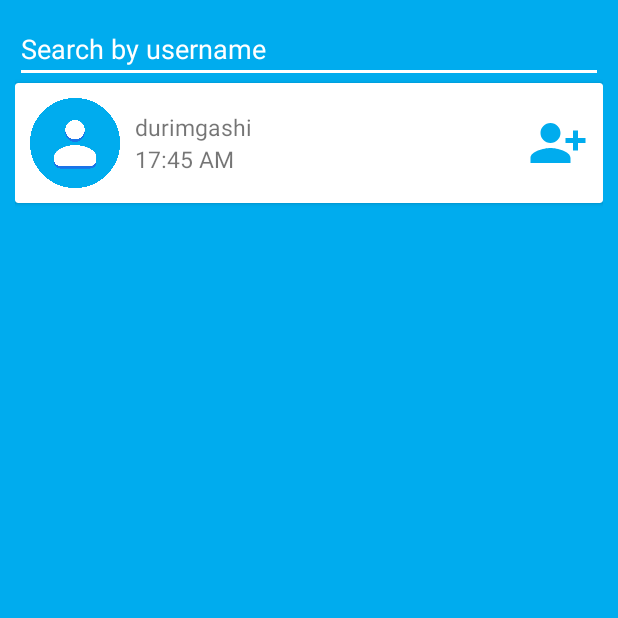
After one commit to durimgashi/CallApp, an Android app: the AddContactActivity screen opened directly, with no data from a screen before it, on a phone screen of 412 x 824 dp, the top half of it. The commit adds this screen. Run offline under Robolectric (Android 15) with nearby library versions, the phone set to English and light mode, and no system bars.

Commit message:
Created add contact page

```diff
--- a/app/src/main/AndroidManifest.xml
+++ b/app/src/main/AndroidManifest.xml
@@ -7,7 +7,7 @@
     <uses-permission android:name="android.permission.RECORD_AUDIO" />
     <uses-permission android:name="android.permission.INTERNET" />
     <uses-permission android:name="android.permission.MODIFY_AUDIO_SETTINGS" />
-    <uses-permission android:name="android.permission.VIBRATE"/>
+    <uses-permission android:name="android.permission.VIBRATE" />
 
     <application
         android:allowBackup="true"
@@ -17,7 +17,8 @@
         android:supportsRtl="true"
         android:theme="@style/Theme.TemaDiplomes.NoActionBar"
         android:usesCleartextTraffic="true">
-        <activity android:name=".VideoCallActivity"></activity>
+        <activity android:name=".AddContactActivity"></activity>
+        <activity android:name=".VideoCallActivity" />
         <activity android:name=".ContactsActivity" />
         <activity android:name=".SignUpActivity" />
         <activity android:name=".MainActivity">
--- /dev/null
+++ b/app/src/main/java/com/fiek/temadiplomes/AddContactActivity.java
@@ -0,0 +1,14 @@
+package com.fiek.temadiplomes;
+
+import androidx.appcompat.app.AppCompatActivity;
+
+import android.os.Bundle;
+
+public class AddContactActivity extends AppCompatActivity {
+
+    @Override
+    protected void onCreate(Bundle savedInstanceState) {
+        super.onCreate(savedInstanceState);
+        setContentView(R.layout.addcontact_layout);
+    }
+}
--- /dev/null
+++ b/app/src/main/res/drawable/ic_addcontact.xml
@@ -0,0 +1,5 @@
+<vector android:height="30dp" android:tint="#00ACEE"
+    android:viewportHeight="24" android:viewportWidth="24"
+    android:width="30dp" xmlns:android="http://schemas.android.com/apk/res/android">
+    <path android:fillColor="@android:color/white" android:pathData="M13,8c0,-2.21 -1.79,-4 -4,-4S5,5.79 5,8s1.79,4 4,4S13,10.21 13,8zM15,10v2h3v3h2v-3h3v-2h-3V7h-2v3H15zM1,18v2h16v-2c0,-2.66 -5.33,-4 -8,-4S1,15.34 1,18z"/>
+</vector>
--- /dev/null
+++ b/app/src/main/res/drawable/ic_available.xml
@@ -0,0 +1,5 @@
+<vector android:height="10dp" android:tint="#00ACEE"
+    android:viewportHeight="24" android:viewportWidth="24"
+    android:width="10dp" xmlns:android="http://schemas.android.com/apk/res/android">
+    <path android:fillColor="@android:color/white" android:pathData="M12,12m-10,0a10,10 0,1 1,20 0a10,10 0,1 1,-20 0"/>
+</vector>
--- /dev/null
+++ b/app/src/main/res/drawable/ic_unavailable.xml
@@ -0,0 +1,5 @@
+<vector android:height="10dp" android:tint="#EE0004"
+    android:viewportHeight="24" android:viewportWidth="24"
+    android:width="10dp" xmlns:android="http://schemas.android.com/apk/res/android">
+    <path android:fillColor="@android:color/white" android:pathData="M12,12m-10,0a10,10 0,1 1,20 0a10,10 0,1 1,-20 0"/>
+</vector>
--- a/app/src/main/res/layout-v21/contacts_layout.xml
+++ b/app/src/main/res/layout-v21/contacts_layout.xml
@@ -96,7 +96,7 @@
                 android:background="@color/twitterBlue"
                 android:gravity="center|right">
                 <EditText
-                    android:id="@+id/editMobileNo"
+                    android:id="@+id/searchBar"
                     android:layout_width="match_parent"
                     android:layout_height="40dp"
                     android:layout_margin="5dp"
--- /dev/null
+++ b/app/src/main/res/layout/addcontact_layout.xml
@@ -0,0 +1,29 @@
+<?xml version="1.0" encoding="utf-8"?>
+<LinearLayout xmlns:android="http://schemas.android.com/apk/res/android"
+    xmlns:app="http://schemas.android.com/apk/res-auto"
+    xmlns:tools="http://schemas.android.com/tools"
+    android:layout_width="match_parent"
+    android:layout_height="match_parent"
+    tools:context=".AddContactActivity"
+    android:orientation="vertical"
+    android:background="@color/twitterBlue"
+    android:padding="10dp">
+    <EditText
+        android:id="@+id/usernameAdd"
+        android:layout_width="match_parent"
+        android:layout_height="wrap_content"
+        android:autofillHints=""
+        android:backgroundTint="@color/white"
+        android:hint="@string/search_by_username"
+        android:imeOptions="actionNext"
+        android:inputType="text"
+        android:textColor="@color/white"
+        android:textColorHint="@color/white"
+        android:textCursorDrawable="@color/white" />
+
+    <androidx.cardview.widget.CardView
+        android:layout_width="match_parent"
+        android:layout_height="wrap_content">
+        <include layout="@layout/contact_add"/>
+    </androidx.cardview.widget.CardView>
+</LinearLayout>
--- /dev/null
+++ b/app/src/main/res/layout/contact_add.xml
@@ -0,0 +1,44 @@
+<?xml version="1.0" encoding="utf-8"?>
+<LinearLayout
+    xmlns:android="http://schemas.android.com/apk/res/android"
+    android:layout_width="match_parent"
+    android:layout_height="wrap_content"
+    android:orientation="horizontal"
+    android:padding="10dp">
+    <ImageView android:id="@+id/catch_image"
+        android:layout_width="60dip"
+        android:layout_height="60dip"
+        android:contentDescription="@string/todo"
+        android:src="@drawable/contact_icon"/>
+    <LinearLayout
+        android:layout_width="180dp"
+        android:layout_height="wrap_content"
+        android:orientation="vertical"
+        android:layout_gravity="center"
+        android:paddingLeft="10dp">
+        <TextView
+            android:id="@+id/username"
+            android:layout_width="fill_parent"
+            android:layout_height="wrap_content"
+            android:textSize="15sp"
+            android:text="durimgashi"/>
+        <TextView
+            android:id="@+id/calltime"
+            android:layout_width="fill_parent"
+            android:layout_height="wrap_content"
+            android:textSize="15sp"
+            android:text="17:45 AM"/>
+    </LinearLayout>
+    <RelativeLayout android:layout_width="fill_parent"
+        android:layout_height="wrap_content"
+        android:layout_gravity="center">
+        <ImageView
+            android:layout_alignParentRight="true"
+            android:textAlignment="viewEnd"
+            android:id="@+id/videoIcon"
+            android:layout_marginStart="10dp"
+            android:layout_width="40dp"
+            android:layout_height="40dp"
+            android:src="@drawable/ic_addcontact"/>
+    </RelativeLayout>
+</LinearLayout>
--- a/app/src/main/res/values/strings.xml
+++ b/app/src/main/res/values/strings.xml
@@ -15,4 +15,7 @@
     <string name="search_contact">Search contact</string>
     <string name="todo">TODO</string>
     <string name="someone_is_calling">Someone is calling...</string>
+    <string name="tx_available">\" Available\"</string>
+    <string name="tx_unavailable">\" Unvailable\"</string>
+    <string name="search_by_username">Search by username</string>
 </resources>
```
Also changed, not shown: app/src/main/java/com/fiek/temadiplomes/Adapters/RecyclerViewAdapter.java (+24 -23 lines), app/src/main/java/com/fiek/temadiplomes/ContactsActivity.java (+41 -8 lines), app/src/main/java/com/fiek/temadiplomes/MainActivity.java (+5 -15 lines).
